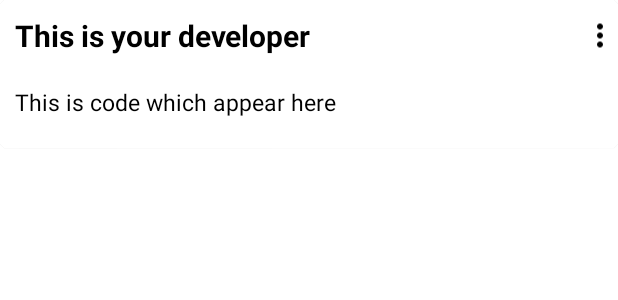
After one commit to gaddarkumar7447/Note-App, an Android app: the layout notes_layout.xml on its own in the app's theme, with its tools: preview values and no code run, on a phone screen of 412 x 824 dp. The commit adds this screen. Shown: the top 300 px of the screen. Run offline under Robolectric (Android 15) with nearby library versions, the phone set to English and light mode, and no system bars.

```diff
--- a/app/build.gradle
+++ b/app/build.gradle
@@ -39,4 +39,6 @@ dependencies {
     testImplementation 'junit:junit:4.13.2'
     androidTestImplementation 'androidx.test.ext:junit:1.1.3'
     androidTestImplementation 'androidx.test.espresso:espresso-core:3.4.0'
+
+    implementation 'com.firebaseui:firebase-ui-database:8.0.1'
 }
--- a/app/src/main/AndroidManifest.xml
+++ b/app/src/main/AndroidManifest.xml
@@ -15,6 +15,7 @@
         tools:targetApi="31">
         <activity
             android:name=".CreateNote"
+            android:theme="@style/Theme.AppCompat.NoActionBar"
             android:exported="false" />
         <activity
             android:name=".Notes"
--- /dev/null
+++ b/app/src/main/res/drawable/ic_baseline_more_vert_24.xml
@@ -0,0 +1,5 @@
+<vector android:height="24dp" android:tint="#000000"
+    android:viewportHeight="24" android:viewportWidth="24"
+    android:width="24dp" xmlns:android="http://schemas.android.com/apk/res/android">
+    <path android:fillColor="@android:color/white" android:pathData="M12,8c1.1,0 2,-0.9 2,-2s-0.9,-2 -2,-2 -2,0.9 -2,2 0.9,2 2,2zM12,10c-1.1,0 -2,0.9 -2,2s0.9,2 2,2 2,-0.9 2,-2 -0.9,-2 -2,-2zM12,16c-1.1,0 -2,0.9 -2,2s0.9,2 2,2 2,-0.9 2,-2 -0.9,-2 -2,-2z"/>
+</vector>
--- /dev/null
+++ b/app/src/main/res/drawable/ic_baseline_save_24.xml
@@ -0,0 +1,5 @@
+<vector android:height="24dp" android:tint="#000000"
+    android:viewportHeight="24" android:viewportWidth="24"
+    android:width="24dp" xmlns:android="http://schemas.android.com/apk/res/android">
+    <path android:fillColor="@android:color/white" android:pathData="M17,3L5,3c-1.11,0 -2,0.9 -2,2v14c0,1.1 0.89,2 2,2h14c1.1,0 2,-0.9 2,-2L21,7l-4,-4zM12,19c-1.66,0 -3,-1.34 -3,-3s1.34,-3 3,-3 3,1.34 3,3 -1.34,3 -3,3zM15,9L5,9L5,5h10v4z"/>
+</vector>
--- /dev/null
+++ b/app/src/main/res/layout/notes_layout.xml
@@ -0,0 +1,66 @@
+<?xml version="1.0" encoding="utf-8"?>
+<RelativeLayout xmlns:android="http://schemas.android.com/apk/res/android"
+    android:layout_width="match_parent"
+    android:layout_height="match_parent"
+    xmlns:app="http://schemas.android.com/apk/res-auto">
+
+    <androidx.cardview.widget.CardView
+        android:layout_width="match_parent"
+        android:elevation="5dp"
+        app:cardCornerRadius="5dp"
+        app:cardMaxElevation="5dp"
+        android:id="@+id/noteCard"
+        android:layout_height="wrap_content">
+
+        <LinearLayout
+            android:layout_width="match_parent"
+            android:id="@+id/note"
+            android:orientation="vertical"
+            android:layout_height="wrap_content">
+
+            <LinearLayout
+                android:layout_width="match_parent"
+                android:orientation="horizontal"
+                android:layout_height="wrap_content">
+
+                <TextView
+                    android:layout_width="match_parent"
+                    android:id="@+id/noteTitles"
+                    android:paddingTop="10dp"
+                    android:paddingRight="10dp"
+                    android:paddingLeft="10dp"
+                    android:paddingBottom="10dp"
+                    android:text="This is your developer"
+                    android:textSize="20sp"
+                    android:textStyle="bold"
+                    android:textColor="@color/black"
+                    android:layout_weight="1"
+                    android:layout_height="wrap_content"/>
+
+                <ImageView
+                    android:layout_width="wrap_content"
+                    android:id="@+id/menupopupbotton"
+                    android:layout_weight="0"
+                    android:src="@drawable/ic_baseline_more_vert_24"
+
+                    android:layout_height="match_parent"/>
+
+            </LinearLayout>
+
+            <TextView
+                android:layout_width="match_parent"
+                android:id="@+id/notecontent"
+                android:paddingBottom="20dp"
+                android:paddingLeft="10dp"
+                android:paddingRight="10dp"
+                android:paddingTop="10dp"
+                android:text="This is code which appear here"
+                android:textSize="15sp"
+                android:textColor="@color/black"
+
+                android:layout_height="wrap_content"/>
+
+        </LinearLayout>
+
+    </androidx.cardview.widget.CardView>
+</RelativeLayout>
--- a/app/src/main/res/menu/menu.xml
+++ b/app/src/main/res/menu/menu.xml
@@ -3,4 +3,8 @@
    <item android:id="@+id/logout"
        android:title="Logout">
    </item>
+   <item android:id="@+id/signUpG"
+       android:title="SignUp">
+   </item>
+
 </menu>
```
Also changed, not shown: app/src/main/java/com/example/noteapp/CreateNote.java (+73 -1 lines), app/src/main/java/com/example/noteapp/FireBaseModel.java (added, +27 -0 lines), app/src/main/java/com/example/noteapp/Notes.java (+19 -1 lines), app/src/main/res/layout/activity_create_note.xml (+41 -0 lines).
